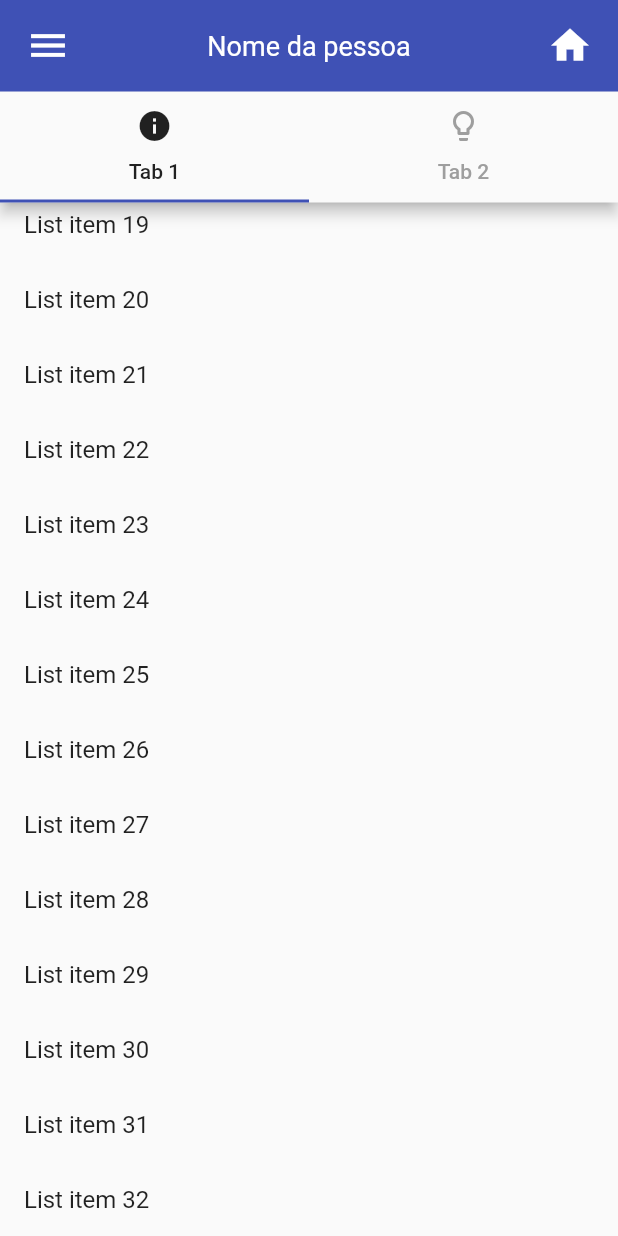
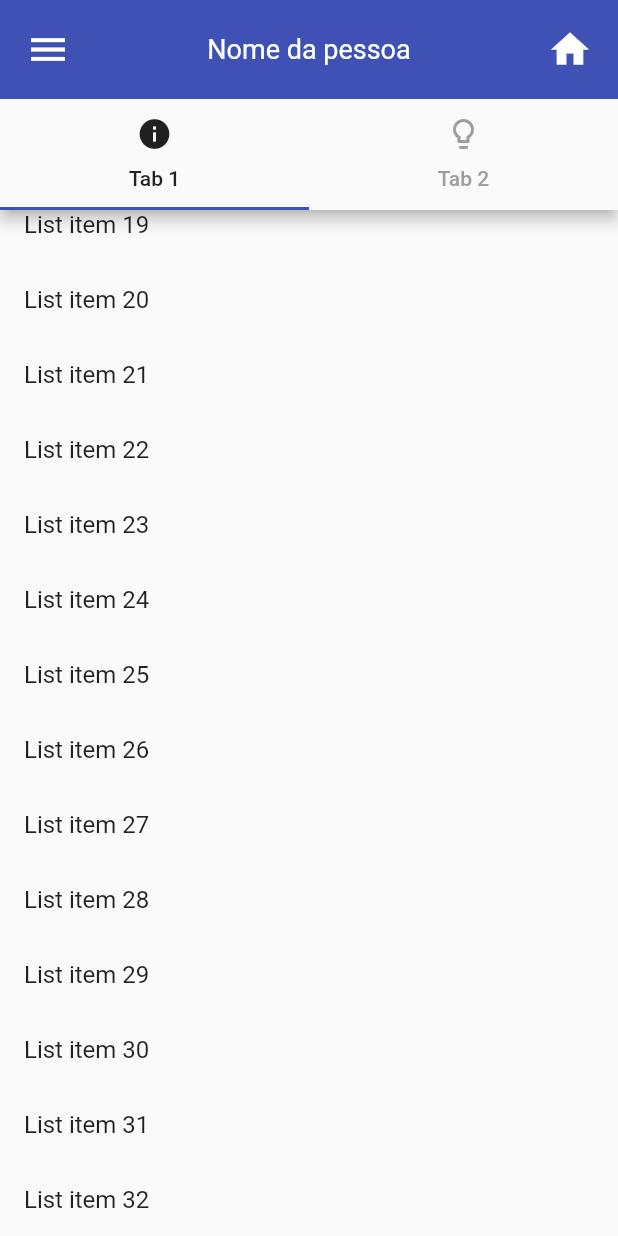
Before and after one commit to guilhermeinovando/appbarsliver, a Flutter app: the screen it shows after launch, scrolled down 1152 dp, on a phone screen of 412 x 824 dp. Run offline on Flutter 3.47's test engine with Material 2 defaults, Android fonts, the phone set to English and light mode, and no system bars; our stand-ins replace velocity_x; network calls fail.

Commit message:
teste 5+ 10

```diff
--- a/lib/home_page.dart
+++ b/lib/home_page.dart
@@ -15,7 +15,7 @@ class HomePage extends StatelessWidget {
               floating: false,
               delegate: NetworkingPageHeader(
                 minExtent:
-                    kToolbarHeight + MediaQuery.of(context).padding.top + 5,
+                    kToolbarHeight + MediaQuery.of(context).padding.top + 10,
                 maxExtent: 250.0,
               ),
             ),
```
